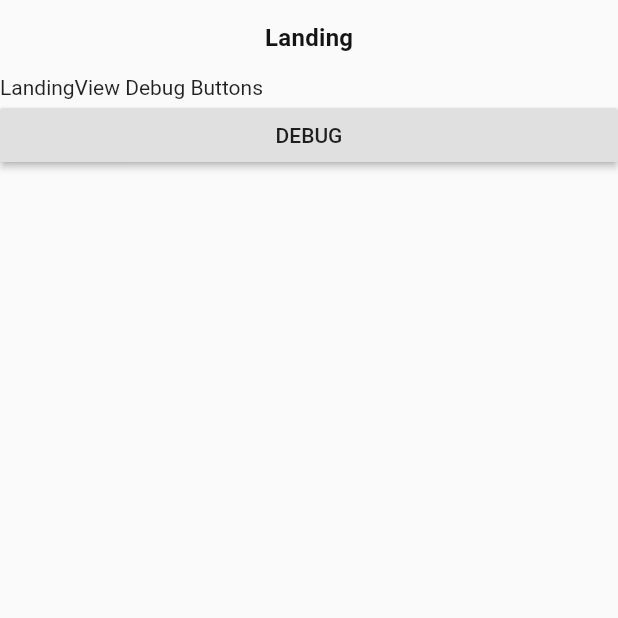
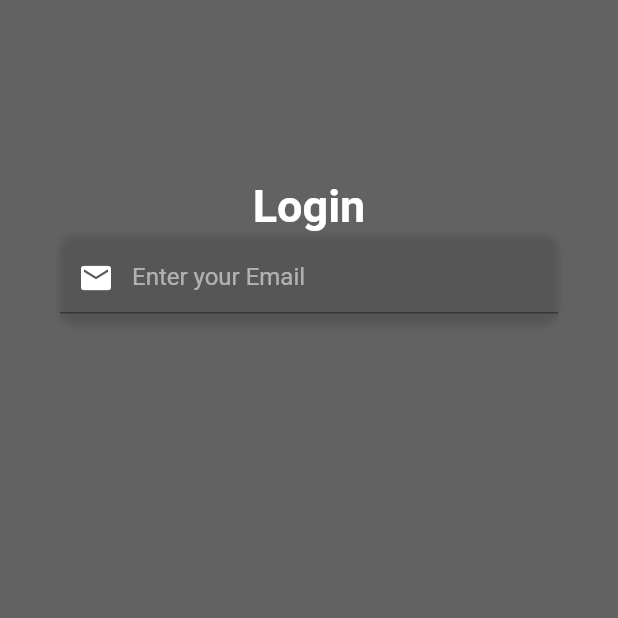
Before and after one commit to fiyakateam/fiyaka-mobile, a Flutter app: the screen it shows after launch, after a tap on "DEBUG", on a phone screen of 412 x 824 dp, the top half of it. Run offline on Flutter 3.47's test engine with Material 2 defaults, Android fonts, the phone set to English and light mode, and no system bars; our stand-ins replace device_info, dio, get_it, shared_preferences, stacked, stacked_services; Roboto replaces fonts that are missing (OpenSans, SFProDisplay); statements that could not run were skipped.

Commit message:
auth: create login view

```diff
--- /dev/null
+++ b/lib/auth/view/login_view.dart
@@ -0,0 +1,93 @@
+import 'package:flutter/material.dart';
+import 'package:flutter/services.dart';
+
+class LoginView extends StatefulWidget {
+  @override
+  _LoginViewState createState() => _LoginViewState();
+}
+
+class _LoginViewState extends State<LoginView> {
+  Widget _emailField() {
+    return Container(
+      alignment: Alignment.centerLeft,
+      decoration: BoxDecoration(
+        borderRadius: BorderRadius.circular(10.0),
+        boxShadow: [
+          BoxShadow(
+            color: Colors.black12,
+            blurRadius: 3.0,
+            offset: Offset(0, 2),
+          ),
+        ],
+      ),
+      height: 60.0,
+      child: TextField(
+        keyboardType: TextInputType.emailAddress,
+        style: TextStyle(
+          color: Colors.white,
+          fontFamily: 'OpenSans',
+        ),
+        decoration: InputDecoration(
+          contentPadding: EdgeInsets.only(top: 14.0),
+          prefixIcon: Icon(
+            Icons.email,
+            color: Colors.white,
+          ),
+          hintText: 'Enter your Email',
+          hintStyle: TextStyle(
+            color: Colors.white54,
+            fontFamily: 'OpenSans',
+          ),
+        ),
+      ),
+    );
+  }
+
+  @override
+  Widget build(BuildContext context) {
+    return Scaffold(
+      body: AnnotatedRegion<SystemUiOverlayStyle>(
+        value: SystemUiOverlayStyle.dark,
+        child: GestureDetector(
+          onTap: () => FocusScope.of(context).unfocus(),
+          child: Stack(
+            children: [
+              Container(
+                height: double.infinity,
+                width: double.infinity,
+                decoration: BoxDecoration(
+                  color: Color.fromRGBO(98, 98, 98, 1.0),
+                ),
+              ),
+              Container(
+                height: double.infinity,
+                child: SingleChildScrollView(
+                  physics: AlwaysScrollableScrollPhysics(),
+                  padding: EdgeInsets.symmetric(
+                    vertical: 120.0,
+                    horizontal: 40.0,
+                  ),
+                  child: Column(
+                    mainAxisAlignment: MainAxisAlignment.center,
+                    children: [
+                      Text(
+                        'Login',
+                        style: TextStyle(
+                          color: Colors.white,
+                          fontFamily: 'OpenSans',
+                          fontSize: 30.0,
+                          fontWeight: FontWeight.bold,
+                        ),
+                      ),
+                      _emailField(),
+                    ],
+                  ),
+                ),
+              ),
+            ],
+          ),
+        ),
+      ),
+    );
+  }
+}
--- /dev/null
+++ b/lib/auth/view/login_viewmodel.dart
@@ -0,0 +1,11 @@
+import 'package:fiyaka/core/locator.dart';
+import 'package:stacked/stacked.dart';
+import 'package:stacked_services/stacked_services.dart';
+
+class LoginViewModel extends BaseViewModel {
+  final _navigatorService = locator<NavigationService>();
+
+  void login(String email, String password) {
+    print('Email: $email, Password: $password');
+  }
+}
--- a/lib/core/router.dart
+++ b/lib/core/router.dart
@@ -3,9 +3,11 @@ import 'package:flutter/material.dart';
 
 import 'view/landing/landing_view.dart';
 import 'view/not_found/not_found_view.dart';
+import '../auth/view/login_view.dart';
 
 class Routes {
   static const String landing = '/';
+  static const String login = '/login';
 }
 
 abstract class MyRouter {
@@ -39,6 +41,8 @@ abstract class MyRouter {
     switch (settings.name) {
       case Routes.landing:
         return _generateRoute(LandingView(), settings);
+      case Routes.login:
+        return _generateRoute(LoginView(), settings);
       default:
         return _generateRoute(NotFoundView(), settings);
     }
--- a/lib/core/view/landing/landing_viewmodel.dart
+++ b/lib/core/view/landing/landing_viewmodel.dart
@@ -1,3 +1,4 @@
+import 'package:fiyaka/core/router.dart';
 import 'package:stacked/stacked.dart';
 import 'package:stacked_services/stacked_services.dart';
 
@@ -7,6 +8,6 @@ class LandingViewModel extends BaseViewModel {
   final _navigatorService = locator<NavigationService>();
 
   void debug() async {
-    print('Debug');
+    _navigatorService.navigateTo(Routes.login);
   }
 }
```
Also changed, not shown: 1 other file.
